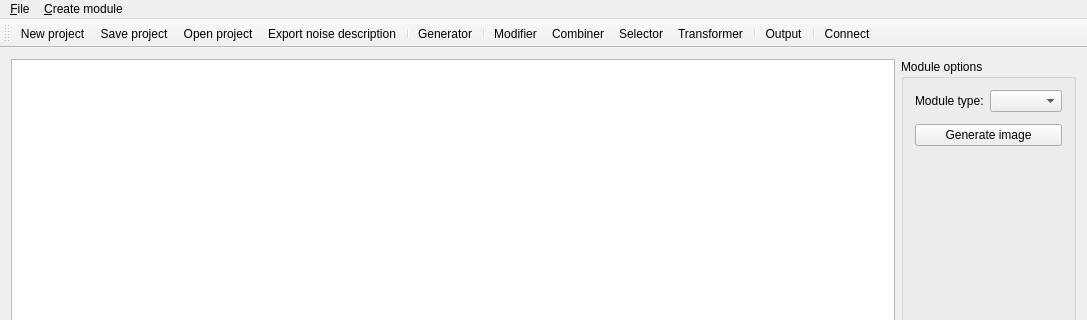
First picture: the form in NoiseTextureGenerator/mainwindow.ui, repository Kvalme/noisetexturegenerator, before the edit; both pictures show x 0 to 1087 and y 0 to 320 of the 1087 by 558 pixel window.
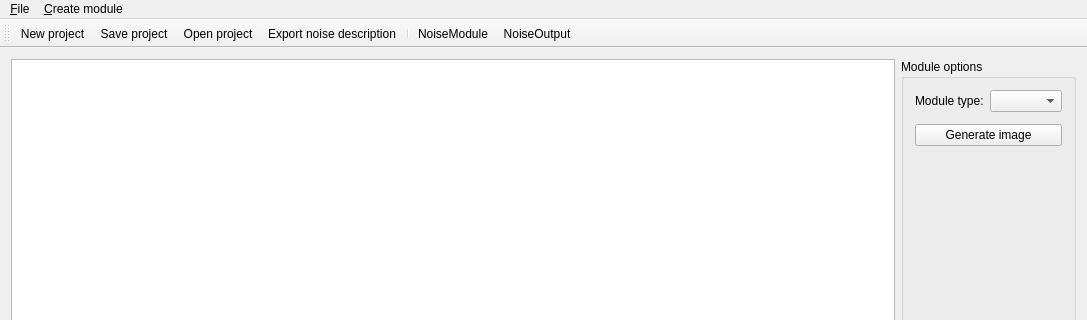
Second picture: the form after the edit. Custom widgets are drawn as their Qt base class.

What changed in the file:
```diff
--- a/NoiseTextureGenerator/mainwindow.ui
+++ b/NoiseTextureGenerator/mainwindow.ui
@@ -129,12 +129,8 @@
     <property name="title">
      <string>&amp;Create module</string>
     </property>
-    <addaction name="actionNoise_generator"/>
+    <addaction name="actionNoise_module"/>
     <addaction name="separator"/>
-    <addaction name="actionModifier"/>
-    <addaction name="actionCombiner"/>
-    <addaction name="actionSelector"/>
-    <addaction name="actionTransformer"/>
     <addaction name="separator"/>
     <addaction name="actionOutput"/>
     <addaction name="separator"/>
@@ -173,53 +169,23 @@
    <addaction name="action_Load_project"/>
    <addaction name="action_Export_noise_description"/>
    <addaction name="separator"/>
-   <addaction name="actionNoise_generator"/>
-   <addaction name="separator"/>
-   <addaction name="actionModifier"/>
-   <addaction name="actionCombiner"/>
-   <addaction name="actionSelector"/>
-   <addaction name="actionTransformer"/>
-   <addaction name="separator"/>
+   <addaction name="actionNoise_module"/>
    <addaction name="actionOutput"/>
-   <addaction name="separator"/>
-   <addaction name="actionConnect"/>
   </widget>
-  <action name="actionNoise_generator">
+  <action name="actionNoise_module">
    <property name="text">
-    <string>Generator</string>
+    <string>NoiseModule</string>
    </property>
-  </action>
-  <action name="actionModifier">
-   <property name="text">
-    <string>Modifier</string>
-   </property>
-  </action>
-  <action name="actionCombiner">
-   <property name="text">
-    <string>Combiner</string>
-   </property>
-  </action>
-  <action name="actionSelector">
-   <property name="text">
-    <string>Selector</string>
-   </property>
-  </action>
-  <action name="actionTransformer">
-   <property name="text">
-    <string>Transformer</string>
+   <property name="toolTip">
+    <string>Noise modules of different kind</string>
    </property>
   </action>
   <action name="actionOutput">
    <property name="text">
-    <string>Output</string>
+    <string>NoiseOutput</string>
    </property>
-  </action>
-  <action name="actionConnect">
-   <property name="checkable">
-    <bool>true</bool>
-   </property>
-   <property name="text">
-    <string>Connect</string>
+   <property name="toolTip">
+    <string>Noise outputs</string>
    </property>
   </action>
   <action name="action_Save_project">
```
